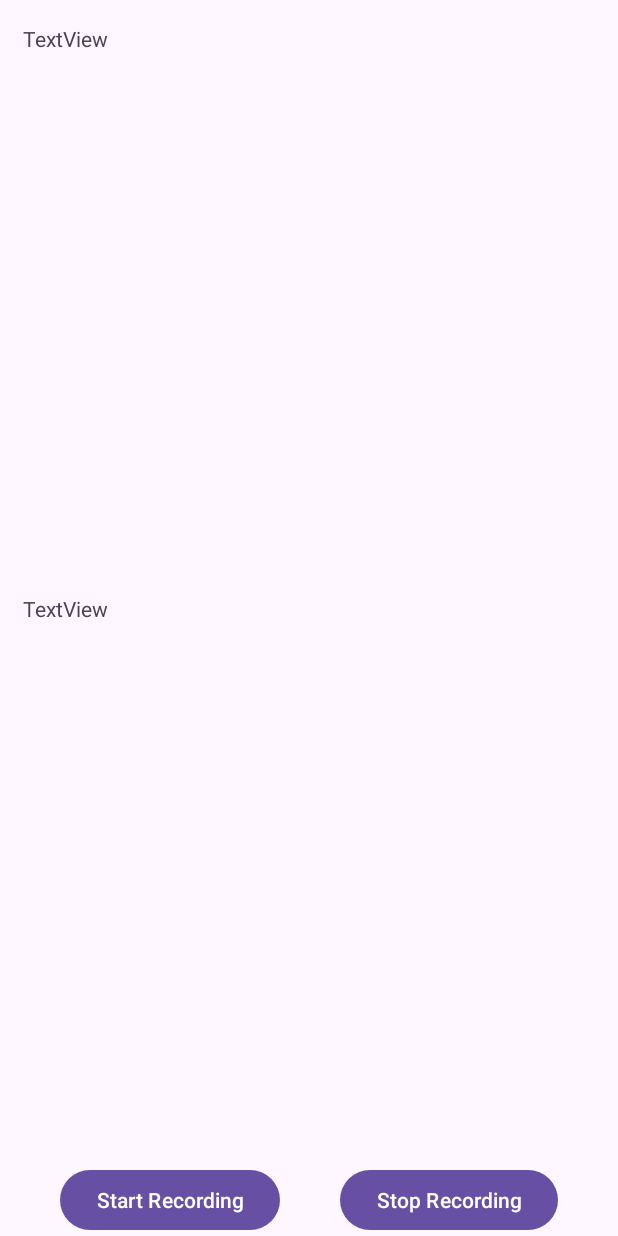
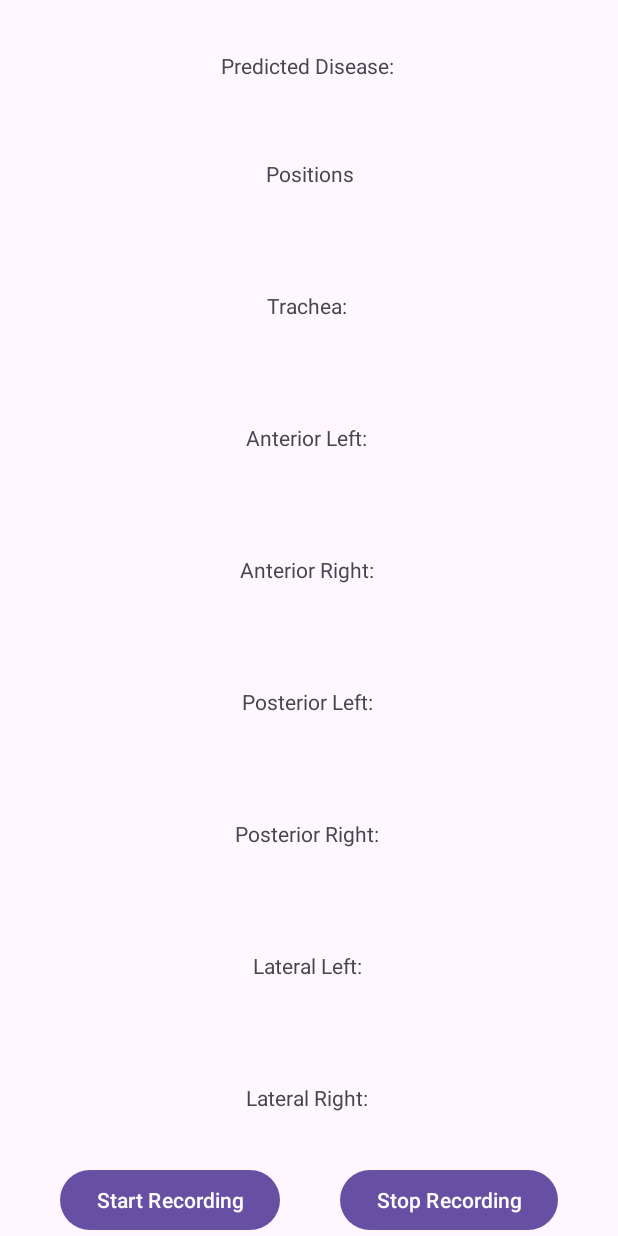
Before and after one commit to jareenanjom/RespiScan-Chaquopy, an Android app: the screen it shows after launch (MainActivity), on a phone screen of 412 x 824 dp. Run offline under Robolectric (Android 15) with nearby library versions, the phone set to English and light mode, and no system bars; libraries missing offline, so code that uses them is left out: org.tensorflow.lite.

Commit message:
Positions Added

```diff
--- a/app/src/main/res/layout/activity_main.xml
+++ b/app/src/main/res/layout/activity_main.xml
@@ -39,7 +39,8 @@
         android:layout_marginStart="8dp"
         android:layout_marginTop="16dp"
         android:layout_marginEnd="8dp"
-        android:text="TextView"
+        android:text="Predicted Disease: "
+        android:gravity="center"
         app:layout_constraintBottom_toTopOf="@+id/textViewSpec"
         app:layout_constraintEnd_toEndOf="parent"
         app:layout_constraintStart_toStartOf="parent"
@@ -54,10 +55,116 @@
         android:layout_marginTop="16dp"
         android:layout_marginEnd="8dp"
         android:layout_marginBottom="16dp"
-        android:text="TextView"
-        app:layout_constraintBottom_toTopOf="@+id/buttonStartRecording"
+        android:text="Positions"
+        android:gravity="center"
+        app:layout_constraintBottom_toTopOf="@+id/textViewTrachea"
         app:layout_constraintEnd_toEndOf="parent"
         app:layout_constraintStart_toStartOf="parent"
         app:layout_constraintTop_toBottomOf="@+id/textViewOutput" />
 
+    <TextView
+        android:id="@+id/textViewTrachea"
+        android:layout_width="382dp"
+        android:layout_height="0dp"
+        android:layout_marginStart="8dp"
+        android:layout_marginTop="16dp"
+        android:layout_marginEnd="8dp"
+        android:layout_marginBottom="16dp"
+        android:text="Trachea: "
+        android:gravity="center"
+        app:layout_constraintBottom_toTopOf="@+id/textViewAL"
+        app:layout_constraintEnd_toEndOf="parent"
+        app:layout_constraintStart_toStartOf="parent"
+        app:layout_constraintTop_toBottomOf="@+id/textViewSpec" />
+
+    <TextView
+        android:id="@+id/textViewAL"
+        android:layout_width="382dp"
+        android:layout_height="0dp"
+        android:layout_marginStart="8dp"
+        android:layout_marginTop="16dp"
+        android:layout_marginEnd="8dp"
+        android:layout_marginBottom="16dp"
+        android:text="Anterior Left: "
+        android:gravity="center"
+        app:layout_constraintBottom_toTopOf="@+id/textViewAR"
+        app:layout_constraintEnd_toEndOf="parent"
+        app:layout_constraintStart_toStartOf="parent"
+        app:layout_constraintTop_toBottomOf="@+id/textViewTrachea" />
+
+    <TextView
+        android:id="@+id/textViewAR"
+        android:layout_width="382dp"
+        android:layout_height="0dp"
+        android:layout_marginStart="8dp"
+        android:layout_marginTop="16dp"
+        android:layout_marginEnd="8dp"
+        android:layout_marginBottom="16dp"
+        android:text="Anterior Right: "
+        android:gravity="center"
+        app:layout_constraintBottom_toTopOf="@+id/textViewPL"
+        app:layout_constraintEnd_toEndOf="parent"
+        app:layout_constraintStart_toStartOf="parent"
+        app:layout_constraintTop_toBottomOf="@+id/textViewAL" />
+
+    <TextView
+        android:id="@+id/textViewPL"
+        android:layout_width="382dp"
+        android:layout_height="0dp"
+        android:layout_marginStart="8dp"
+        android:layout_marginTop="16dp"
+        android:layout_marginEnd="8dp"
+        android:layout_marginBottom="16dp"
+        android:text="Posterior Left: "
+        android:gravity="center"
+        app:layout_constraintBottom_toTopOf="@+id/textViewPR"
+        app:layout_constraintEnd_toEndOf="parent"
+        app:layout_constraintStart_toStartOf="parent"
+        app:layout_constraintTop_toBottomOf="@+id/textViewAR" />
+
+    <TextView
+        android:id="@+id/textViewPR"
+        android:layout_width="382dp"
+        android:layout_height="0dp"
+        android:layout_marginStart="8dp"
+        android:layout_marginTop="16dp"
+        android:layout_marginEnd="8dp"
+        android:layout_marginBottom="16dp"
+        android:text="Posterior Right: "
+        android:gravity="center"
+        app:layout_constraintBottom_toTopOf="@+id/textViewLL"
+        app:layout_constraintEnd_toEndOf="parent"
+        app:layout_constraintStart_toStartOf="parent"
+        app:layout_constraintTop_toBottomOf="@+id/textViewPL" />
+
+    <TextView
+        android:id="@+id/textViewLL"
+        android:layout_width="382dp"
+        android:layout_height="0dp"
+        android:layout_marginStart="8dp"
+        android:layout_marginTop="16dp"
+        android:layout_marginEnd="8dp"
+        android:layout_marginBottom="16dp"
+        android:text="Lateral Left: "
+        android:gravity="center"
+        app:layout_constraintBottom_toTopOf="@+id/textViewLR"
+        app:layout_constraintEnd_toEndOf="parent"
+        app:layout_constraintStart_toStartOf="parent"
+        app:layout_constraintTop_toBottomOf="@+id/textViewPR" />
+
+    <TextView
+        android:id="@+id/textViewLR"
+        android:layout_width="382dp"
+        android:layout_height="0dp"
+        android:layout_marginStart="8dp"
+        android:layout_marginTop="16dp"
+        android:layout_marginEnd="8dp"
+        android:layout_marginBottom="16dp"
+        android:text="Lateral Right: "
+        android:gravity="center"
+        app:layout_constraintBottom_toTopOf="@+id/buttonStartRecording"
+        app:layout_constraintEnd_toEndOf="parent"
+        app:layout_constraintStart_toStartOf="parent"
+        app:layout_constraintTop_toBottomOf="@+id/textViewLL" />
+
 </androidx.constraintlayout.widget.ConstraintLayout>
```
